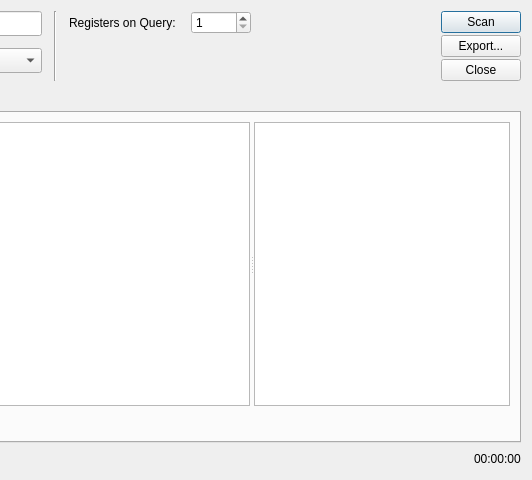
Qt form omodscan/dialogs/dialogaddressscan.ui (sanny32/OpenModScan) before a commit; both pictures show x 408 to 940 and y 0 to 480 of the 940 by 480 pixel window.
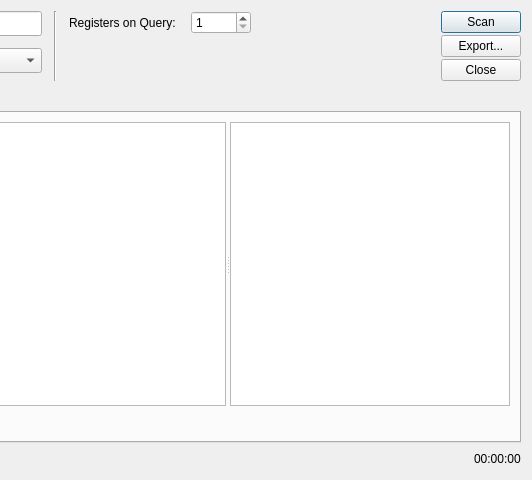
The same form after that commit. The open tabs and pages were chosen to show the change. Icons and pictures are not drawn. Custom widgets are drawn as their Qt base class.

Diff of the .ui file:
```diff
--- a/omodscan/dialogs/dialogaddressscan.ui
+++ b/omodscan/dialogs/dialogaddressscan.ui
@@ -468,7 +468,20 @@
            <bool>true</bool>
           </property>
          </widget>
-         <widget class="ModbusMessageWidget" name="info"/>
+         <widget class="ModbusMessageWidget" name="info">
+          <property name="minimumSize">
+           <size>
+            <width>280</width>
+            <height>0</height>
+           </size>
+          </property>
+          <property name="alternatingRowColors">
+           <bool>true</bool>
+          </property>
+          <property name="wordWrap">
+           <bool>true</bool>
+          </property>
+         </widget>
         </widget>
        </item>
        <item>
```
Left out of the diff: 2 changed lines with no effect on the pictures.
